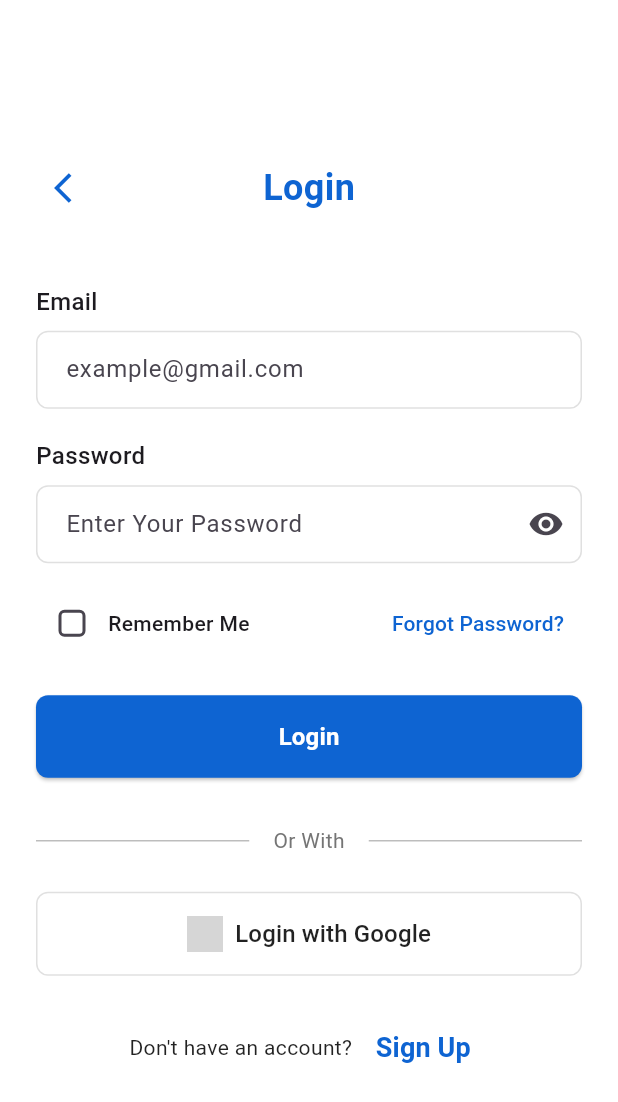
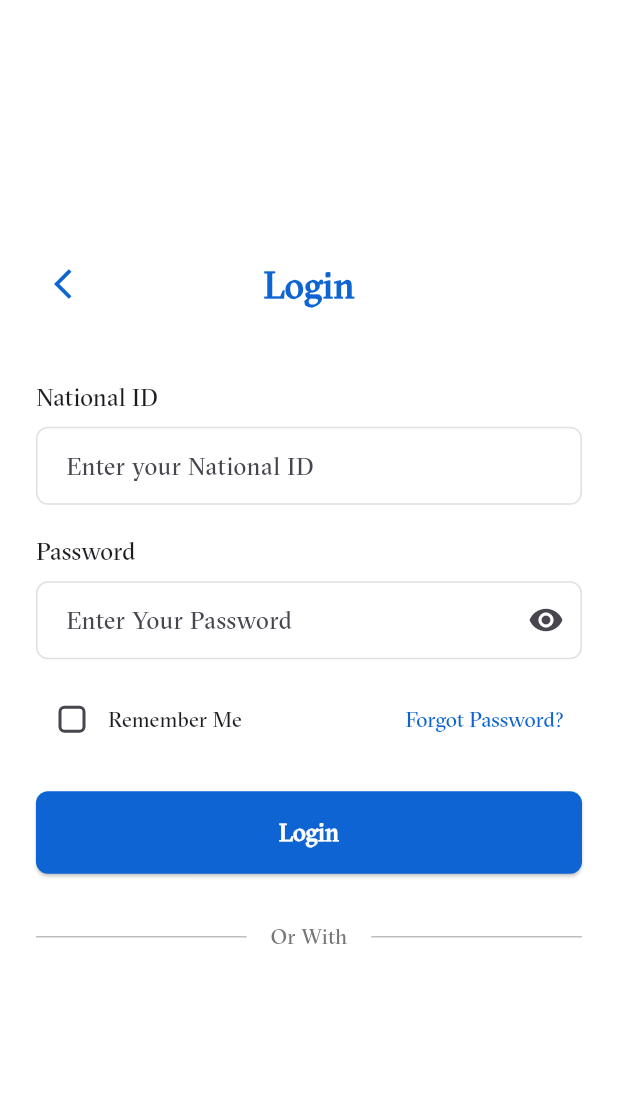
Before and after one commit to vSkipv/mediverse, a Flutter app: the LoginScreen screen opened directly, on a phone screen of 412 x 824 dp. Shown: the top 1102 px of the screen. Run offline on Flutter 3.47's test engine with Material 3 defaults, Android fonts, the phone set to English and light mode, and no system bars; our stand-ins replace bloc, dio, flutter_bloc, shared_preferences; accounts and stored records are empty; grey boxes are pictures that could not be loaded.

Commit message:
login function , modify and add some dependencies and files

```diff
--- a/lib/constants.dart
+++ b/lib/constants.dart
@@ -2,3 +2,4 @@
 
 const kPrimaryColor = Color(0xff0E64D2);
 const KGtSectra = "Manrope-VariableFont_wght";
+const String accessToekn = "acesstoken";
--- /dev/null
+++ b/lib/features/Login/data/repositories/login_repository.dart
@@ -0,0 +1,6 @@
+abstract class LoginRepository {
+  Future<Map<String, dynamic>> login({
+    required int nationalId,
+    required String password,
+  });
+}
--- /dev/null
+++ b/lib/features/Login/presentaion/controller/cubit/login_state.dart
@@ -0,0 +1,15 @@
+abstract class LoginState {}
+
+class LoginInitial extends LoginState {}
+
+class LoginLoading extends LoginState {}
+
+class LoginSuccess extends LoginState {
+  final Map<String, dynamic> data;
+  LoginSuccess(this.data);
+}
+
+class LoginError extends LoginState {
+  final String message;
+  LoginError(this.message);
+}
--- a/lib/features/Login/presentaion/views/LoginScreen.dart
+++ b/lib/features/Login/presentaion/views/LoginScreen.dart
@@ -1,8 +1,12 @@
 import 'package:flutter/material.dart';
+import 'package:flutter_bloc/flutter_bloc.dart';
 
 import '../../../../constants.dart';
 import '../../../ForGotPassword/presention/views/ForgotPassword.dart';
 import '../../../Sginup/presentaion/views/SignupScreen.dart';
+import '../controller/cubit/login_cubit.dart';
+import '../controller/cubit/login_state.dart';
+
 
 void main() {
   runApp(const MyApp());
@@ -35,9 +39,33 @@
 class _LoginScreenState extends State<LoginScreen> {
   bool _obscureText = true;
   bool _rememberMe = false;
+  final TextEditingController _nationalIdController = TextEditingController();
+  final TextEditingController _passwordController = TextEditingController();
+
+  @override
+  void dispose() {
+    _nationalIdController.dispose();
+    _passwordController.dispose();
+    super.dispose();
+  }
 
   @override
   Widget build(BuildContext context) {
+    return BlocConsumer<LoginCubit, LoginState>(
+      listener: (context, state) {
+        if (state is LoginSuccess) {
+          // Handle successful login
+          ScaffoldMessenger.of(context).showSnackBar(
+            const SnackBar(content: Text('Login successful')),
+          );
+          // Navigate to next screen or handle success
+        } else if (state is LoginError) {
+          ScaffoldMessenger.of(context).showSnackBar(
+            SnackBar(content: Text(state.message)),
+          );
+        }
+      },
+      builder: (context, state) {
         return Scaffold(
           backgroundColor: Colors.white,
           body: SafeArea(
@@ -70,15 +98,14 @@
                               ),
                             ),
                           ),
-                      // Adding an invisible widget to balance the layout
                           const SizedBox(width: 48),
                         ],
                       ),
                       const SizedBox(height: 40),
 
-                  // Email Field
+                      // National ID Field
                       const Text(
-                    'Email',
+                        'National ID',
                         style: TextStyle(
                           fontSize: 16,
                           fontWeight: FontWeight.w500,
@@ -86,8 +113,9 @@
                       ),
                       const SizedBox(height: 8),
                       TextField(
+                        controller: _nationalIdController,
                         decoration: InputDecoration(
-                      hintText: 'example@gmail.com',
+                          hintText: 'Enter your National ID',
                           border: OutlineInputBorder(
                             borderRadius: BorderRadius.circular(8),
                             borderSide: BorderSide(color: Colors.grey[300]!),
@@ -101,7 +129,7 @@
                             vertical: 14,
                           ),
                         ),
-                    keyboardType: TextInputType.emailAddress,
+                        keyboardType: TextInputType.number,
                       ),
                       const SizedBox(height: 20),
 
@@ -115,6 +143,7 @@
                       ),
                       const SizedBox(height: 8),
                       TextField(
+                        controller: _passwordController,
                         obscureText: _obscureText,
                         decoration: InputDecoration(
                           hintText: 'Enter Your Password',
@@ -174,9 +203,8 @@
                             onPressed: () {
                               Navigator.push(
                                 context,
-                            MaterialPageRoute(builder: (context) => EmailOTPScreen()), // Navigate to LoginScreen
+                                MaterialPageRoute(builder: (context) => EmailOTPScreen()),
                               );
-
                             },
                             child: const Text(
                               'Forgot Password?',
@@ -193,7 +221,21 @@
 
                       // Login Button
                       ElevatedButton(
-                    onPressed: () {},
+                        onPressed: state is LoginLoading
+                            ? null
+                            : () {
+                                final nationalId = int.tryParse(_nationalIdController.text);
+                                if (nationalId == null) {
+                                  ScaffoldMessenger.of(context).showSnackBar(
+                                    const SnackBar(content: Text('Please enter a valid National ID')),
+                                  );
+                                  return;
+                                }
+                                context.read<LoginCubit>().login(
+                                      nationalId: nationalId,
+                                      password: _passwordController.text,
+                                    );
+                              },
                         style: ElevatedButton.styleFrom(
                           backgroundColor: kPrimaryColor,
                           foregroundColor: Colors.white,
@@ -202,7 +244,9 @@
                             borderRadius: BorderRadius.circular(8),
                           ),
                         ),
-                    child: const Text(
+                        child: state is LoginLoading
+                            ? const CircularProgressIndicator(color: Colors.white)
+                            : const Text(
                                 'Login',
                                 style: TextStyle(
                                   fontSize: 16,
@@ -241,63 +285,22 @@
                       ),
                       const SizedBox(height: 24),
 
-                  // Google Sign In
-                  OutlinedButton.icon(
-                    onPressed: () {},
-                    icon: Image.asset(
-                      'assets/images/Google-Logo.png',
-                      height: 24,
-                      width: 24,
-                      errorBuilder: (context, error, stackTrace) =>
-                      const Icon(Icons.g_mobiledata, size: 24),
-                    ),
-                    label: const Text(
-                      'Login with Google',
-                      style: TextStyle(
-                        color: Colors.black87,
-                        fontSize: 16,
-                        fontWeight: FontWeight.w500,
-                      ),
-                    ),
-                    style: OutlinedButton.styleFrom(
-                      padding: const EdgeInsets.symmetric(vertical: 16),
-                      side: BorderSide(color: Colors.grey[300]!),
-                      shape: RoundedRectangleBorder(
-                        borderRadius: BorderRadius.circular(8),
-                      ),
-                    ),
-                  ),
-                  const SizedBox(height: 24),
-
-                  // Don't have an account
-                  Row(
-                    mainAxisAlignment: MainAxisAlignment.center,
-                    children: [
-                      const Text(
-                        "Don't have an account? ",
-                        style: TextStyle(
-                          fontSize: 14,
-                          color: Colors.black87,
-                        ),
-                      ),
-                      TextButton(
-                        onPressed: () {
-                          Navigator.push(
-                            context,
-                            MaterialPageRoute(builder: (context) => SignupScreen()), // Navigate to LoginScreen
-                          );
-                        },
-                        child: const Text(
-                          'Sign Up',
-                          style: TextStyle(
-                            color: kPrimaryColor,
-                            fontSize: 18,
-                            fontWeight: FontWeight.bold,
-                          ),
-                        ),
-                      ),
-                    ],
-                  ),
+                      // // Google Sign In
+                      // OutlinedButton.icon(
+                      //   onPressed: () {},
+                      //   icon: Image.asset(
+                      //     'assets/images/Google-Logo.png',
+                      //     height: 24,
+                      //     width: 24,
+                      //   ),
+                      //   label: const Text('Sign in with Google'),
+                      //   style: OutlinedButton.styleFrom(
+                      //     padding: const EdgeInsets.symmetric(vertical: 16),
+                      //     shape: RoundedRectangleBorder(
+                      //       borderRadius: BorderRadius.circular(8),
+                      //     ),
+                      //   ),
+                      // ),
                     ],
                   ),
                 ),
@@ -305,5 +308,7 @@
             ),
           ),
         );
+      },
+    );
   }
 }
```
Also changed, not shown: lib/bloc_observer.dart (added, +29 -0 lines), lib/core/error/failuers.dart (added, +69 -0 lines), lib/core/network/api/api_service.dart (added, +201 -0 lines), lib/core/utililes/cached_sp.dart (added, +30 -0 lines), lib/core/utililes/validate_helper.dart (added, +11 -0 lines), lib/features/Login/data/repositories/login_repository_impl.dart (added, +29 -0 lines), lib/features/Login/di/login_di.dart (added, +21 -0 lines), lib/features/Login/presentaion/controller/cubit/login_cubit.dart (added, +26 -0 lines), lib/main.dart (+23 -4 lines), pubspec.yaml (+7 -6 lines), lib/features/Login/data/model/user_model.dart (added), pubspec.lock, 2 other files. Lines whose indentation alone changed are shown as unchanged.
